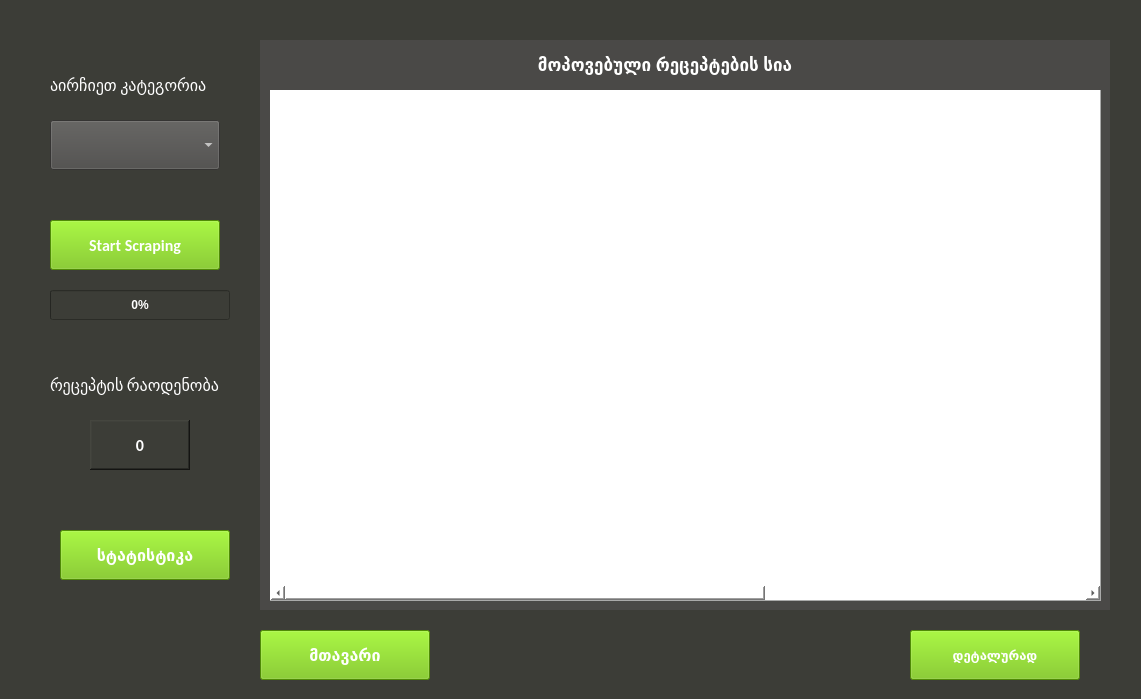
First picture: the form in ui/app.ui, repository CodeVnebula/recipe-scraper, before the edit.
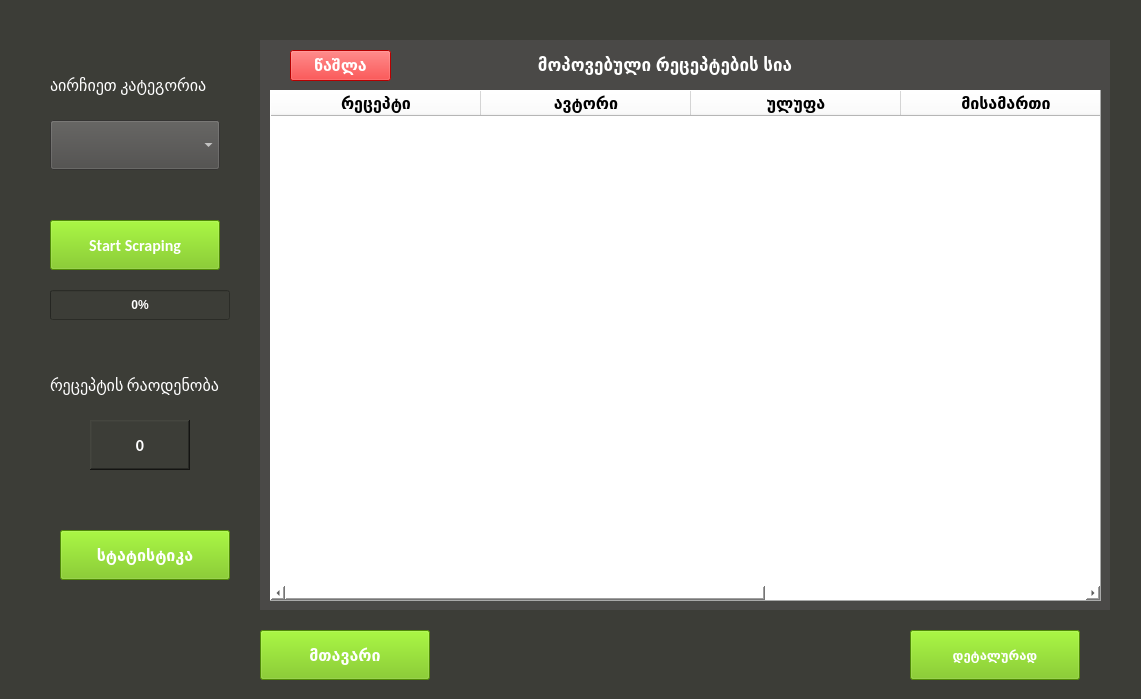
Second picture: the form after the edit. The open tabs and pages were chosen to show the change.

Commit message: add delete button

The edit to the form file:
```diff
--- a/ui/app.ui
+++ b/ui/app.ui
@@ -107,7 +107,7 @@
        <bool>false</bool>
       </property>
       <attribute name="horizontalHeaderVisible">
-       <bool>false</bool>
+       <bool>true</bool>
       </attribute>
       <attribute name="horizontalHeaderCascadingSectionResizes">
        <bool>false</bool>
@@ -191,6 +191,30 @@
        </property>
       </column>
      </widget>
+     <widget class="QPushButton" name="delete_button">
+      <property name="geometry">
+       <rect>
+        <x>30</x>
+        <y>10</y>
+        <width>101</width>
+        <height>31</height>
+       </rect>
+      </property>
+      <property name="font">
+       <font>
+        <family>Calibri</family>
+        <pointsize>12</pointsize>
+        <weight>75</weight>
+        <bold>true</bold>
+       </font>
+      </property>
+      <property name="styleSheet">
+       <string notr="true">background: red; color: white;</string>
+      </property>
+      <property name="text">
+       <string>წაშლა</string>
+      </property>
+     </widget>
     </widget>
     <widget class="QWidget" name="recipe_details_page">
      <widget class="QLabel" name="label_9">
```
Left out of the diff: 2 changed lines with no effect on the pictures. The commit also changes 2 other files.
